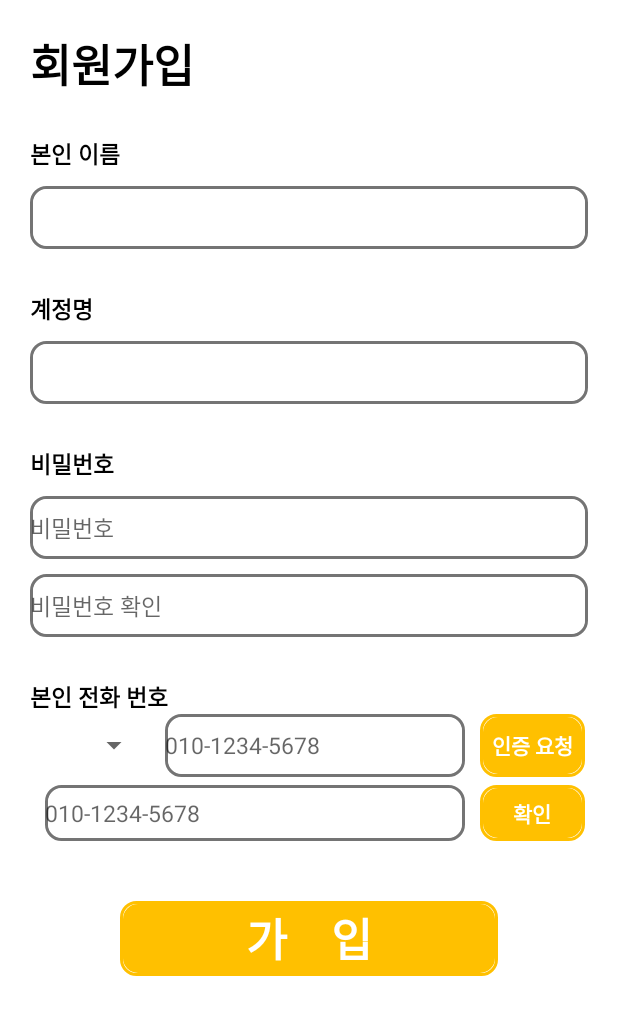
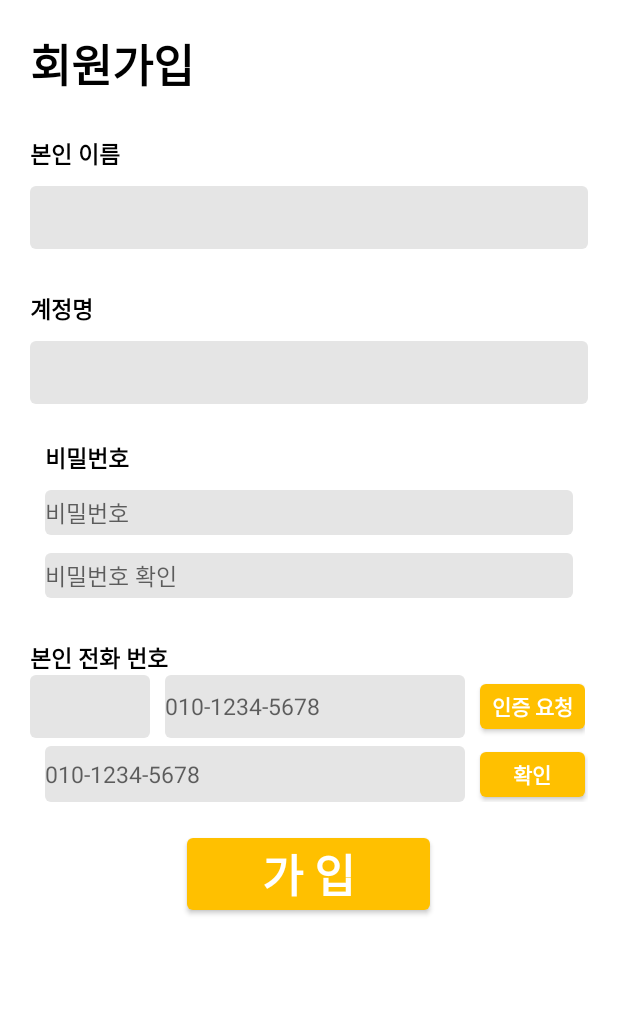
Before and after one commit to Dev-SaTu/KBSC-2022, an Android app: the SignUpActivity screen opened directly, with no data from a screen before it, on a phone screen of 412 x 824 dp, the part 150-1185 px from its top. Run offline under Robolectric (Android 15) with nearby library versions, the phone set to English and light mode, and no system bars.

Commit message:
디자인 변경 및 기환이 xml 삭제

```diff
--- a/MyApplication/app/src/main/res/drawable/sign_up_edit_border.xml
+++ /dev/null
@@ -1,28 +0,0 @@
-<?xml version="1.0" encoding="utf-8"?>
-<layer-list xmlns:android="http://schemas.android.com/apk/res/android">
-    <item>
-        <shape android:shape="rectangle">
-            <stroke android:width = "2dp" android:color = "#747474"/>
-            <corners
-                android:bottomRightRadius="10dp"
-                android:bottomLeftRadius="10dp"
-                android:topLeftRadius="10dp"
-                android:topRightRadius="10dp"/>
-        </shape>
-    </item>
-
-    <item
-        android:bottom="2dp"
-        android:left="2dp"
-        android:right="2dp"
-        android:top="2dp">
-        <shape android:shape="rectangle">
-            <solid android:color="#FFFFFF"/>
-            <corners
-                android:bottomRightRadius="10dp"
-                android:bottomLeftRadius="10dp"
-                android:topLeftRadius="10dp"
-                android:topRightRadius="10dp"/>
-        </shape>
-    </item>
-</layer-list>
--- a/MyApplication/app/src/main/res/drawable/sign_up_edit_border2.xml
+++ /dev/null
@@ -1,28 +0,0 @@
-<?xml version="1.0" encoding="utf-8"?>
-<layer-list xmlns:android="http://schemas.android.com/apk/res/android">
-    <item>
-        <shape android:shape="rectangle">
-            <stroke android:width = "2dp" android:color = "#FFC000"/>
-            <corners
-                android:bottomRightRadius="10dp"
-                android:bottomLeftRadius="10dp"
-                android:topLeftRadius="10dp"
-                android:topRightRadius="10dp"/>
-        </shape>
-    </item>
-
-    <item
-        android:bottom="2dp"
-        android:left="2dp"
-        android:right="2dp"
-        android:top="2dp">
-        <shape android:shape="rectangle">
-            <solid android:color="#FFC000"/>
-            <corners
-                android:bottomRightRadius="10dp"
-                android:bottomLeftRadius="10dp"
-                android:topLeftRadius="10dp"
-                android:topRightRadius="10dp"/>
-        </shape>
-    </item>
-</layer-list>
--- a/MyApplication/app/src/main/res/layout/activity_benefit_user_allow.xml
+++ b/MyApplication/app/src/main/res/layout/activity_benefit_user_allow.xml
@@ -31,7 +31,10 @@
         app:layout_constraintTop_toTopOf="parent"
         app:layout_constraintVertical_bias="0.965" />
 
-    <Button
+    <android.widget.Button
+        android:minWidth="0dp"
+        android:minHeight="0dp"
+        android:background="@drawable/sd_btn_apply"
         android:id="@+id/allow_button"
         android:layout_width="wrap_content"
         android:layout_height="wrap_content"
--- a/MyApplication/app/src/main/res/layout/activity_sign_up.xml
+++ b/MyApplication/app/src/main/res/layout/activity_sign_up.xml
@@ -62,7 +62,7 @@
                     android:layout_marginStart="20dp"
                     android:layout_marginTop="10dp"
                     android:layout_marginEnd="20dp"
-                    android:background="@drawable/sign_up_edit_border" />
+                    android:background="@drawable/sd_text_box_login" />
 
                 <TextView
                     android:layout_width="wrap_content"
@@ -82,27 +82,27 @@
                     android:layout_marginStart="20dp"
                     android:layout_marginTop="10dp"
                     android:layout_marginEnd="20dp"
-                    android:background="@drawable/sign_up_edit_border" />
+                    android:background="@drawable/sd_text_box_login" />
 
                 <TextView
                     android:layout_width="wrap_content"
                     android:layout_height="match_parent"
-                    android:layout_marginStart="20dp"
-                    android:layout_marginTop="28dp"
+                    android:layout_marginStart="30dp"
+                    android:layout_marginTop="24dp"
+                    android:fontFamily="@font/apple_bold"
                     android:text="비밀번호"
                     android:textColor="#000000"
                     android:textSize="15dp"
-                    android:textStyle="bold"
-                    android:fontFamily="@font/apple_bold"/>
+                    android:textStyle="bold" />
 
                 <EditText
                     android:id="@+id/input_pw"
                     android:layout_width="match_parent"
-                    android:layout_height="42dp"
-                    android:layout_marginStart="20dp"
+                    android:layout_height="wrap_content"
+                    android:layout_marginStart="30dp"
                     android:layout_marginTop="10dp"
-                    android:layout_marginEnd="20dp"
-                    android:background="@drawable/sign_up_edit_border"
+                    android:layout_marginEnd="30dp"
+                    android:background="@drawable/sd_text_box_login"
                     android:hint="비밀번호"
                     android:textSize="15sp" />
 
@@ -110,11 +110,11 @@
                 <EditText
                     android:id="@+id/input_pw_check"
                     android:layout_width="match_parent"
-                    android:layout_height="42dp"
-                    android:layout_marginStart="20dp"
-                    android:layout_marginTop="10dp"
-                    android:layout_marginEnd="20dp"
-                    android:background="@drawable/sign_up_edit_border"
+                    android:layout_height="wrap_content"
+                    android:layout_marginStart="30dp"
+                    android:layout_marginTop="12dp"
+                    android:layout_marginEnd="30dp"
+                    android:background="@drawable/sd_text_box_login"
                     android:hint="비밀번호 확인"
                     android:textSize="15sp" />
 
@@ -136,26 +136,29 @@
                     android:layout_marginEnd="20dp"
                     android:orientation="horizontal" >
 
-                    <Spinner
+                    <android.widget.Spinner
                         android:id="@+id/spinner"
                         android:layout_width="80dp"
                         android:layout_height="42dp"
+                        android:background="@drawable/sd_text_box_login"
                         android:layout_weight="1" />
 
                     <EditText
                         android:id="@+id/input_tel"
                         android:layout_width="200dp"
                         android:layout_height="42dp"
-                        android:background="@drawable/sign_up_edit_border"
+                        android:background="@drawable/sd_text_box_login"
                         android:layout_marginStart="10dp"
                         android:layout_marginEnd="10dp"
                         android:hint="010-1234-5678"
                         android:textSize="15sp"/>
 
                     <android.widget.Button
+                        android:minWidth="0dp"
+                        android:minHeight="0dp"
                         android:layout_width="70dp"
-                        android:layout_height="42dp"
-                        android:background="@drawable/sign_up_edit_border2"
+                        android:layout_height="wrap_content"
+                        android:background="@drawable/sd_btn_with_box2"
                         android:text="인증 요청"
                         android:textColor="#FFFFFF"
                         android:textStyle="bold"
@@ -174,16 +177,18 @@
                     <EditText
                         android:layout_width="280dp"
                         android:layout_height="37dp"
-                        android:background="@drawable/sign_up_edit_border"
+                        android:background="@drawable/sd_text_box_login"
                         android:layout_marginStart="10dp"
                         android:layout_marginEnd="10dp"
                         android:hint="010-1234-5678"
                         android:textSize="15sp"/>
 
                     <android.widget.Button
+                        android:minHeight="0dp"
+                        android:minWidth="0dp"
                         android:layout_width="70dp"
-                        android:layout_height="37dp"
-                        android:background="@drawable/sign_up_edit_border2"
+                        android:layout_height="wrap_content"
+                        android:background="@drawable/sd_btn_with_box2"
                         android:text="확인"
                         android:textColor="#FFFFFF"
                         android:textStyle="bold"
@@ -193,18 +198,17 @@
 
                 <android.widget.Button
                     android:id="@+id/sign_up_submit_btn"
-                    android:layout_width="match_parent"
-                    android:layout_height="50dp"
-                    android:background="@drawable/sign_up_edit_border2"
-                    android:layout_marginTop="40dp"
-                    android:layout_marginStart="80dp"
-                    android:layout_marginEnd="80dp"
+                    android:layout_width="wrap_content"
+                    android:layout_height="wrap_content"
+                    android:layout_marginTop="24dp"
                     android:layout_marginBottom="20dp"
-                    android:text="가    입"
+                    android:background="@drawable/sd_btn_apply"
+                    android:fontFamily="@font/apple_bold"
+                    android:layout_gravity="center"
+                    android:text="가 입"
                     android:textColor="#FFFFFF"
                     android:textSize="30sp"
-                    android:textStyle="bold"
-                    android:fontFamily="@font/apple_bold"/>
+                    android:textStyle="bold" />
 
             </LinearLayout>
         </ScrollView>
```
Also changed, not shown: MyApplication/app/src/main/res/drawable-v24/login_button_background.xml (deleted, +0 -11 lines), MyApplication/app/src/main/res/drawable/login_edit_border.xml (deleted, +0 -28 lines), MyApplication/app/src/main/res/drawable/login_layout_border.xml (deleted, +0 -28 lines), MyApplication/app/src/main/res/drawable/sd_btn_toggle_off.xml (added, +10 -0 lines), MyApplication/app/src/main/res/drawable/sd_btn_toggle_on.xml (added, +8 -0 lines), MyApplication/app/src/main/res/layout/activity_notify_map.xml (+6 -4 lines).
